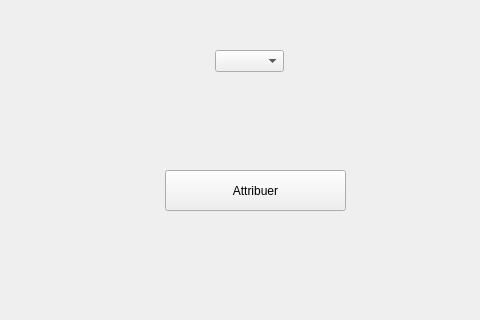
The window that Locker/Locker/attribuercommandelivreur.ui (maxjbs93/Locker) describes before a commit, drawn with Qt 5; both pictures show x 145 to 625 and y 280 to 600 of the 800 by 600 pixel window.
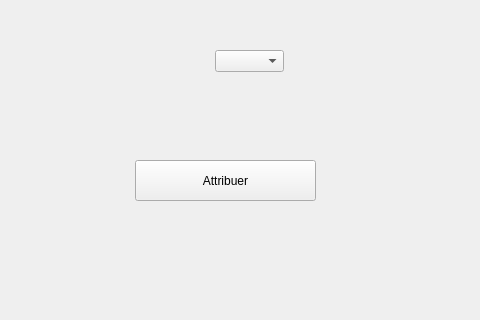
The same window after the commit.

Diff of the .ui file:
```diff
--- a/Locker/Locker/attribuercommandelivreur.ui
+++ b/Locker/Locker/attribuercommandelivreur.ui
@@ -103,8 +103,8 @@
    <widget class="QPushButton" name="pushButton_attribuer">
     <property name="geometry">
      <rect>
-      <x>310</x>
-      <y>450</y>
+      <x>280</x>
+      <y>440</y>
       <width>181</width>
       <height>41</height>
      </rect>
```
